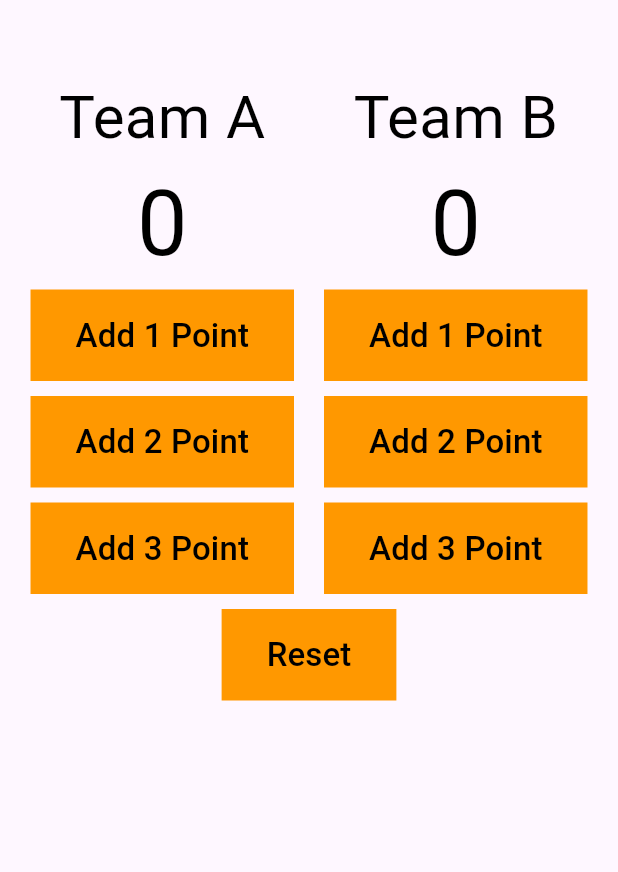
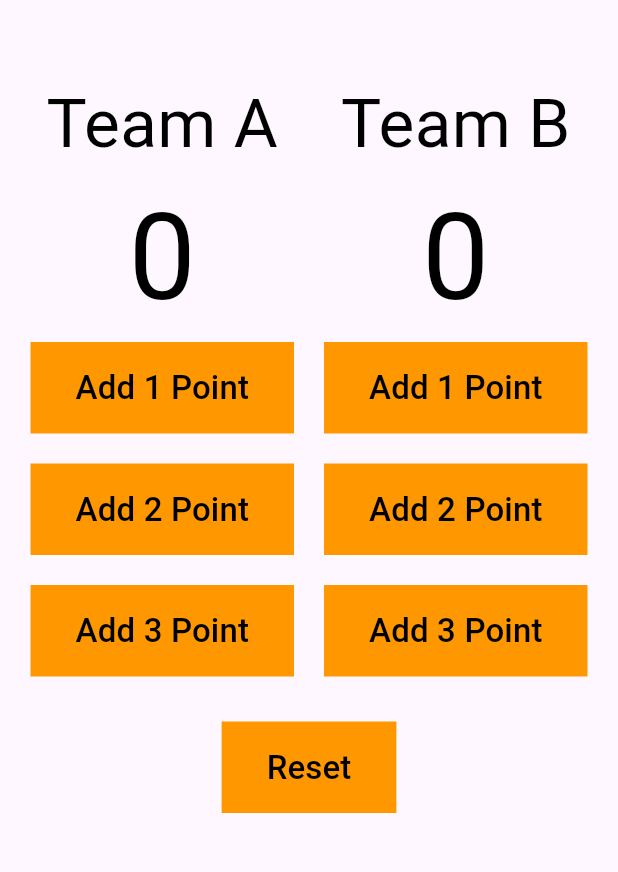
Before and after one commit to AlyaaRushdy/Points-Counter, a Flutter app: the screen it shows after launch, on a phone screen of 412 x 824 dp, the part 84-956 px from its top. Run offline on Flutter 3.47's test engine with Material 3 defaults, Android fonts, the phone set to English and light mode, and no system bars.

Commit message:
some ui changes

```diff
--- a/lib/screens/home_page.dart
+++ b/lib/screens/home_page.dart
@@ -31,14 +31,20 @@ class _HomePageState extends State<HomePage> {
                   ),
                   const Text(
                     "Team A",
-                    style: TextStyle(color: Colors.black, fontSize: 40),
+                    style: TextStyle(
+                      color: Colors.black,
+                      fontSize: 45,
+                    ),
                   ),
                   Text(
                     widget.teamACounter.toString(),
-                    style: const TextStyle(color: Colors.black, fontSize: 60),
+                    style: const TextStyle(
+                      color: Colors.black,
+                      fontSize: 80,
+                    ),
                   ),
                   Padding(
-                    padding: const EdgeInsets.only(bottom: 10),
+                    padding: const EdgeInsets.only(bottom: 20),
                     child: CustomButton(
                       text: "Add 1 Point",
                       OnPressed: () {
@@ -49,7 +55,7 @@ class _HomePageState extends State<HomePage> {
                     ),
                   ),
                   Padding(
-                    padding: const EdgeInsets.only(bottom: 10),
+                    padding: const EdgeInsets.only(bottom: 20),
                     child: CustomButton(
                       text: "Add 2 Point",
                       OnPressed: () {
@@ -60,7 +66,7 @@ class _HomePageState extends State<HomePage> {
                     ),
                   ),
                   Padding(
-                    padding: const EdgeInsets.only(bottom: 10),
+                    padding: const EdgeInsets.only(bottom: 20),
                     child: CustomButton(
                       text: "Add 3 Point",
                       OnPressed: () {
@@ -85,14 +91,20 @@ class _HomePageState extends State<HomePage> {
                   ),
                   const Text(
                     "Team B",
-                    style: TextStyle(color: Colors.black, fontSize: 40),
+                    style: TextStyle(
+                      color: Colors.black,
+                      fontSize: 45,
+                    ),
                   ),
                   Text(
                     widget.teamBCounter.toString(),
-                    style: const TextStyle(color: Colors.black, fontSize: 60),
+                    style: const TextStyle(
+                      color: Colors.black,
+                      fontSize: 80,
+                    ),
                   ),
                   Padding(
-                    padding: const EdgeInsets.only(bottom: 10),
+                    padding: const EdgeInsets.only(bottom: 20),
                     child: CustomButton(
                       text: "Add 1 Point",
                       OnPressed: () {
@@ -103,7 +115,7 @@ class _HomePageState extends State<HomePage> {
                     ),
                   ),
                   Padding(
-                    padding: const EdgeInsets.only(bottom: 10),
+                    padding: const EdgeInsets.only(bottom: 20),
                     child: CustomButton(
                       text: "Add 2 Point",
                       OnPressed: () {
@@ -114,7 +126,7 @@ class _HomePageState extends State<HomePage> {
                     ),
                   ),
                   Padding(
-                    padding: const EdgeInsets.only(bottom: 10),
+                    padding: const EdgeInsets.only(bottom: 20),
                     child: CustomButton(
                       text: "Add 3 Point",
                       OnPressed: () {
@@ -128,14 +140,19 @@ class _HomePageState extends State<HomePage> {
               ),
             ],
           ),
-          CustomButton(
-            text: "Reset",
-            OnPressed: () {
-              setState(() {
-                widget.teamACounter = 0;
-                widget.teamBCounter = 0;
-              });
-            },
+          Padding(
+            padding: EdgeInsets.only(top: 10),
+            child: CustomButton(
+              text: "Reset",
+              OnPressed: () {
+                setState(
+                  () {
+                    widget.teamACounter = 0;
+                    widget.teamBCounter = 0;
+                  },
+                );
+              },
+            ),
           ),
         ],
       ),
```
